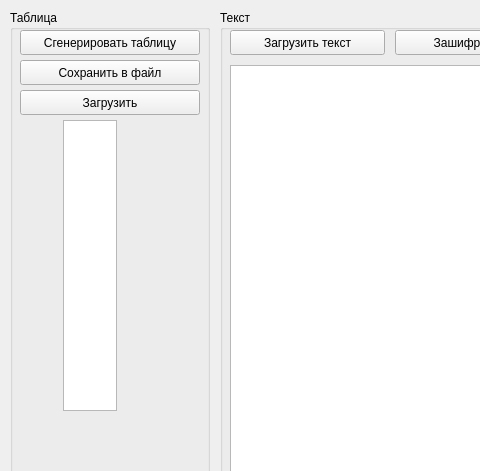
Before: the Qt Designer form mainwindow.ui in merail/qt-substitution-cipher, drawn with Qt 5; both pictures show x 0 to 480 and y 0 to 471 of the 900 by 675 pixel window.
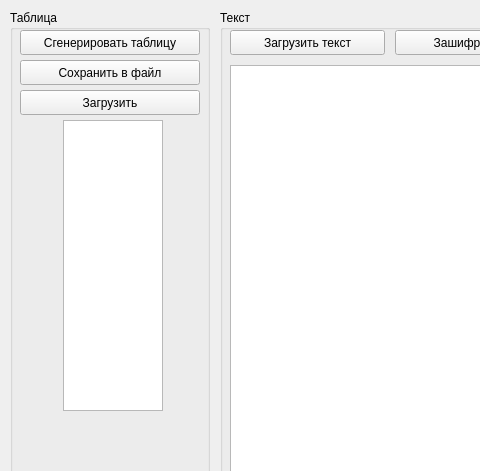
After: the same form once the commit is applied.

Patch:
```diff
--- a/mainwindow.ui
+++ b/mainwindow.ui
@@ -132,7 +132,7 @@
       <rect>
        <x>53</x>
        <y>110</y>
-       <width>54</width>
+       <width>100</width>
        <height>291</height>
       </rect>
      </property>
```
Left out of the diff: 6 changed lines with no effect on the pictures.
